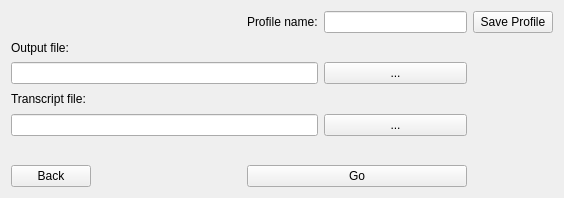
This is SubScraperGUI/OutputSelect.ui in lkelly451/SubScraperGUI as Qt 5 draws it before an edit. The edited form follows.
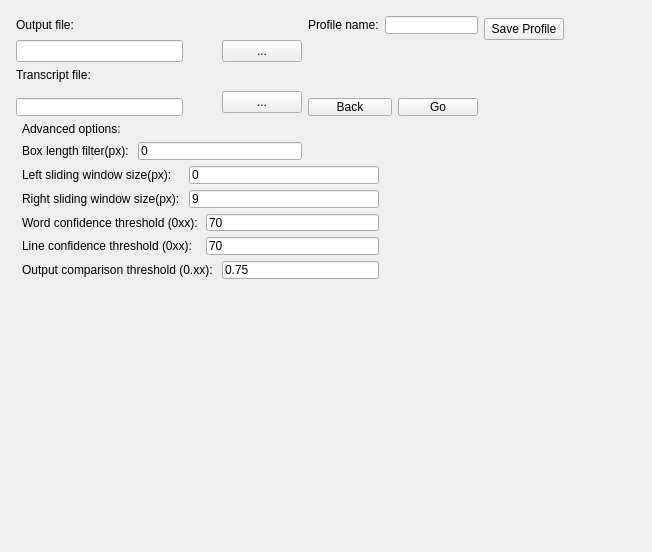
This is the edited form.

Commit message: Added advanced options and to OutputSelect and to save/load profile functionality.

The edit to the form file:
```diff
--- a/SubScraperGUI/OutputSelect.ui
+++ b/SubScraperGUI/OutputSelect.ui
@@ -6,107 +6,195 @@
    <rect>
     <x>0</x>
     <y>0</y>
-    <width>564</width>
-    <height>198</height>
+    <width>652</width>
+    <height>552</height>
    </rect>
   </property>
   <property name="windowTitle">
    <string>OutputSelect</string>
   </property>
-  <layout class="QGridLayout" name="gridLayout">
-   <item row="2" column="0">
+  <widget class="QWidget" name="layoutWidget">
+   <property name="geometry">
+    <rect>
+     <x>5</x>
+     <y>5</y>
+     <width>570</width>
+     <height>284</height>
+    </rect>
+   </property>
+   <layout class="QGridLayout" name="gridLayoutOutput">
+    <item row="0" column="0" colspan="2">
     <widget class="QLabel" name="outputLabel">
      <property name="text">
       <string>Output file:</string>
      </property>
     </widget>
    </item>
-   <item row="1" column="3">
+    <item row="0" column="6">
+     <widget class="QLabel" name="profileLabel">
+      <property name="text">
+       <string>Profile name:</string>
+      </property>
+     </widget>
+    </item>
+    <item row="0" column="7" colspan="2">
     <widget class="QLineEdit" name="profileName"/>
    </item>
-   <item row="7" column="2" colspan="2">
-    <widget class="QPushButton" name="goButton">
-     <property name="text">
-      <string>Go</string>
-     </property>
-    </widget>
-   </item>
-   <item row="5" column="3">
-    <widget class="QPushButton" name="transcriptFileSelect">
-     <property name="text">
-      <string>...</string>
-     </property>
-    </widget>
-   </item>
-   <item row="1" column="4">
+    <item row="0" column="9" rowspan="2">
     <widget class="QPushButton" name="saveProfileButton">
      <property name="text">
       <string>Save Profile</string>
      </property>
     </widget>
    </item>
-   <item row="7" column="0">
-    <widget class="QPushButton" name="backButton">
-     <property name="text">
-      <string>Back</string>
-     </property>
-    </widget>
-   </item>
-   <item row="1" column="0">
-    <widget class="QLabel" name="profileNameWarning">
+    <item row="1" column="0" rowspan="2" colspan="3">
+     <widget class="QLineEdit" name="outputLineEdit"/>
+    </item>
+    <item row="1" column="5" rowspan="2">
+     <widget class="QPushButton" name="outputFileSelect">
      <property name="text">
-      <string/>
+       <string>...</string>
      </property>
     </widget>
    </item>
-   <item row="5" column="0" colspan="3">
-    <widget class="QLineEdit" name="transcriptLineEdit"/>
-   </item>
-   <item row="1" column="2">
-    <widget class="QLabel" name="profileLabel">
-     <property name="text">
-      <string>Profile name:</string>
-     </property>
-    </widget>
-   </item>
-   <item row="6" column="0">
+    <item row="2" column="6" colspan="4">
     <widget class="QLabel" name="continueWarning">
      <property name="text">
       <string/>
      </property>
     </widget>
    </item>
-   <item row="4" column="0">
+    <item row="3" column="0" rowspan="2" colspan="2">
     <widget class="QLabel" name="transcriptLabel">
      <property name="text">
       <string>Transcript file:</string>
      </property>
     </widget>
    </item>
-   <item row="3" column="0" colspan="3">
-    <widget class="QLineEdit" name="outputLineEdit"/>
-   </item>
-   <item row="3" column="3">
-    <widget class="QPushButton" name="outputFileSelect">
+    <item row="4" column="1" rowspan="2">
+     <widget class="QLabel" name="profileNameWarning">
+      <property name="text">
+       <string/>
+      </property>
+     </widget>
+    </item>
+    <item row="5" column="5" rowspan="2">
+     <widget class="QPushButton" name="transcriptFileSelect">
      <property name="text">
       <string>...</string>
      </property>
     </widget>
    </item>
-   <item row="1" column="1">
-    <spacer name="horizontalSpacer">
-     <property name="orientation">
-      <enum>Qt::Horizontal</enum>
-     </property>
-     <property name="sizeHint" stdset="0">
-      <size>
-       <width>40</width>
-       <height>20</height>
-      </size>
-     </property>
-    </spacer>
-   </item>
-  </layout>
+    <item row="6" column="0" colspan="3">
+     <widget class="QLineEdit" name="transcriptLineEdit"/>
+    </item>
+    <item row="6" column="6" colspan="2">
+     <widget class="QPushButton" name="backButton">
+      <property name="text">
+       <string>Back</string>
+      </property>
+     </widget>
+    </item>
+    <item row="6" column="8">
+     <widget class="QPushButton" name="goButton">
+      <property name="text">
+       <string>Go</string>
+      </property>
+     </widget>
+    </item>
+    <item row="7" column="1">
+     <widget class="QLabel" name="advancedLabel">
+      <property name="text">
+       <string>Advanced options: </string>
+      </property>
+     </widget>
+    </item>
+    <item row="8" column="1">
+     <widget class="QLabel" name="lengthFilterLabel">
+      <property name="text">
+       <string>Box length filter(px): </string>
+      </property>
+     </widget>
+    </item>
+    <item row="8" column="2" colspan="4">
+     <widget class="QLineEdit" name="lengthFilterLineEdit">
+      <property name="text">
+       <string>0</string>
+      </property>
+     </widget>
+    </item>
+    <item row="9" column="1" colspan="2">
+     <widget class="QLabel" name="leftWindowLabel">
+      <property name="text">
+       <string>Left sliding window size(px): </string>
+      </property>
+     </widget>
+    </item>
+    <item row="9" column="3" colspan="4">
+     <widget class="QLineEdit" name="leftWindowLineEdit">
+      <property name="text">
+       <string>0</string>
+      </property>
+     </widget>
+    </item>
+    <item row="10" column="1" colspan="2">
+     <widget class="QLabel" name="rightWindowLabel">
+      <property name="text">
+       <string>Right sliding window size(px): </string>
+      </property>
+     </widget>
+    </item>
+    <item row="10" column="3" colspan="4">
+     <widget class="QLineEdit" name="rightWindowLineEdit">
+      <property name="text">
+       <string>9</string>
+      </property>
+     </widget>
+    </item>
+    <item row="11" column="1" colspan="3">
+     <widget class="QLabel" name="wordConfidenceLabel">
+      <property name="text">
+       <string>Word confidence threshold (0xx):</string>
+      </property>
+     </widget>
+    </item>
+    <item row="11" column="4" colspan="3">
+     <widget class="QLineEdit" name="wordConfidenceLineEdit">
+      <property name="text">
+       <string>70</string>
+      </property>
+     </widget>
+    </item>
+    <item row="12" column="1" colspan="3">
+     <widget class="QLabel" name="lineConfidenceLabel">
+      <property name="text">
+       <string>Line confidence threshold (0xx): </string>
+      </property>
+     </widget>
+    </item>
+    <item row="12" column="4" colspan="3">
+     <widget class="QLineEdit" name="lineConfidenceLineEdit">
+      <property name="text">
+       <string>70</string>
+      </property>
+     </widget>
+    </item>
+    <item row="13" column="1" colspan="4">
+     <widget class="QLabel" name="compareThresholdLabel">
+      <property name="text">
+       <string>Output comparison threshold (0.xx): </string>
+      </property>
+     </widget>
+    </item>
+    <item row="13" column="5" colspan="2">
+     <widget class="QLineEdit" name="compareThresholdLineEdit">
+      <property name="text">
+       <string>0.75</string>
+      </property>
+     </widget>
+    </item>
+   </layout>
+  </widget>
  </widget>
  <layoutdefault spacing="6" margin="11"/>
  <resources/>
```
Lines whose indentation alone changed are shown as unchanged. The commit also changes 7 other files.
